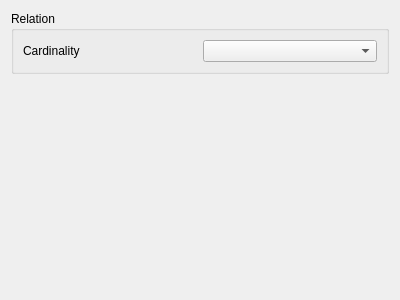
Before: the Qt Designer form src/ui/attributeformconfig/qgsattributerelationedit.ui in qgis/QGIS, drawn with Qt 5.
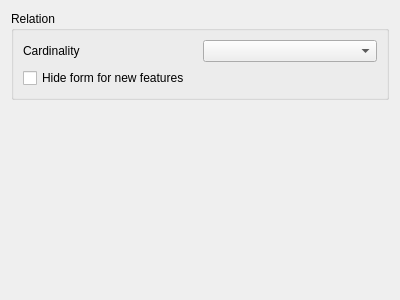
After: the same form once the commit is applied.

Commit message:
[feature] Relation widget force suppress popup
Adds an option to the relation widget configuration
to suppress form popup open when new features are
added in an embedded form context.

This option overrides the form-level option (that might
still be the desired behavior when the form is used
as a standalone form).

```diff
--- a/src/ui/attributeformconfig/qgsattributerelationedit.ui
+++ b/src/ui/attributeformconfig/qgsattributerelationedit.ui
@@ -19,6 +19,8 @@
      <property name="title">
       <string>Relation</string>
      </property>
+     <layout class="QVBoxLayout" name="verticalLayout_2">
+      <item>
      <layout class="QHBoxLayout" name="horizontalLayout">
       <item>
        <widget class="QLabel" name="label">
@@ -31,9 +33,21 @@
        <widget class="QComboBox" name="coCardinality"/>
       </item>
      </layout>
-    </widget>
-   </item>
-   <item row="1" column="0">
+      </item>
+      <item>
+       <widget class="QCheckBox" name="cbForceSuppressFormPopup">
+        <property name="statusTip">
+         <string>Do not open a new attribute form after digitizing a new feature, overrides all other options </string>
+        </property>
+        <property name="text">
+         <string>Hide form for new features</string>
+        </property>
+       </widget>
+      </item>
+     </layout>
+    </widget>
+   </item>
+   <item row="2" column="0">
     <spacer name="verticalSpacer">
      <property name="orientation">
       <enum>Qt::Vertical</enum>
```
Lines whose indentation alone changed are shown as unchanged. The commit also changes 10 other files.
